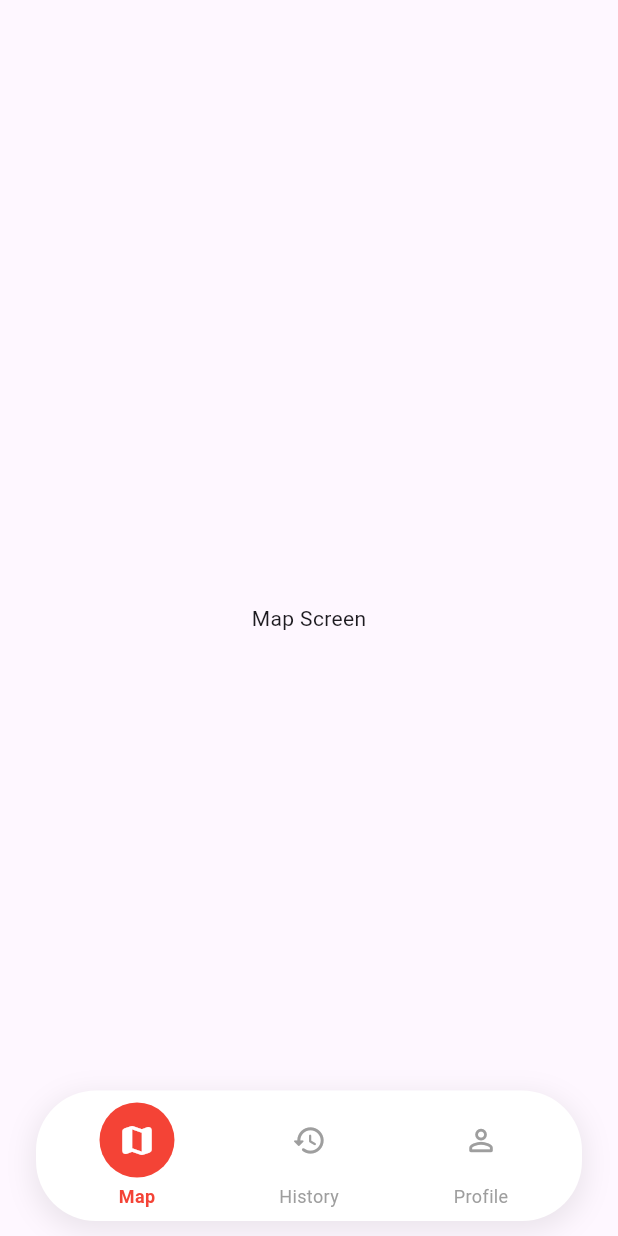
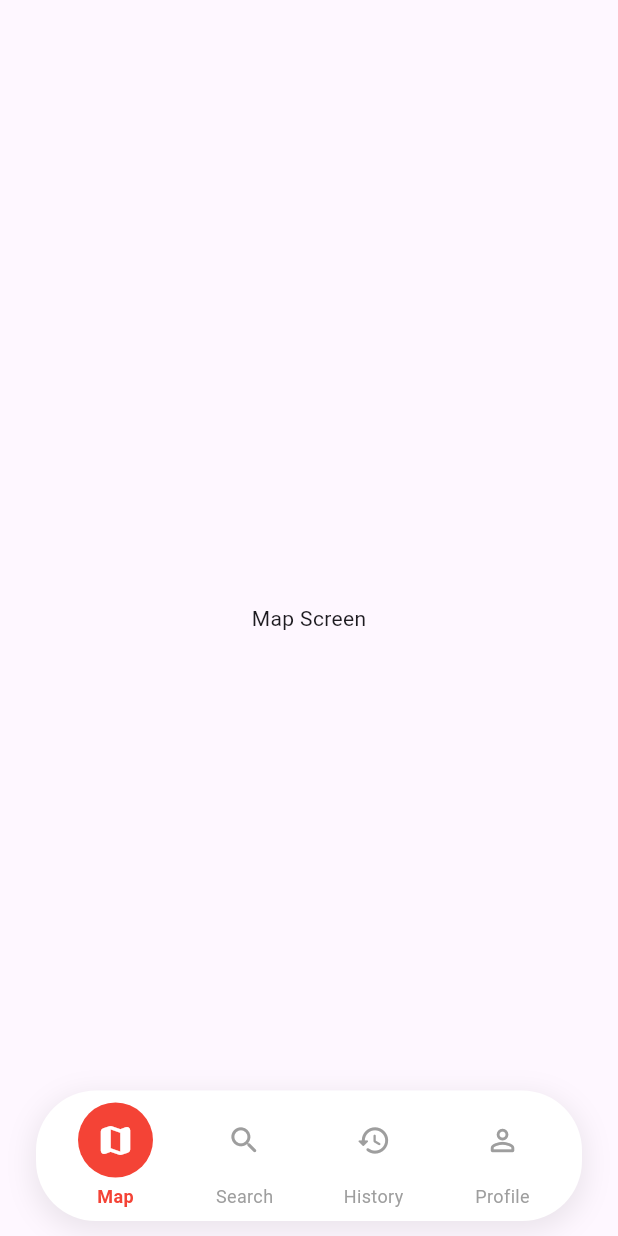
Before and after one commit to luy-virak/VELOUSCAMBO, a Flutter app: the screen it shows after launch, on a phone screen of 412 x 824 dp. Run offline on Flutter 3.47's test engine with Material 3 defaults, Android fonts, the phone set to English and light mode, and no system bars.

Commit message:
Virak - Fix Buttom Navigator and add Search Bar widget

```diff
--- a/lib/ui/widgets/navigation_bar.dart
+++ b/lib/ui/widgets/navigation_bar.dart
@@ -15,6 +15,7 @@ class _AppNavigationBarState extends State<AppNavigationBar> {
 
   final List<Widget> _screens = const [
     MapScreen(),
+    SearchScreen(),
     HistoryScreen(),
     ProfileScreen(),
   ];
@@ -51,22 +52,32 @@ class _AppNavigationBarState extends State<AppNavigationBar> {
               mainAxisAlignment: MainAxisAlignment.spaceAround,
               children: [
                 NavItem(
-                  icon: selectedIndex == 0 ? Icons.map_rounded : Icons.map_outlined,
+                  icon: selectedIndex == 0
+                      ? Icons.map_rounded
+                      : Icons.map_outlined,
                   label: "Map",
                   isSelected: selectedIndex == 0,
                   onTap: () => onTap(0),
                 ),
                 NavItem(
-                  icon: Icons.history_rounded,
-                  label: "History",
+                  icon: Icons.search_rounded,
+                  label: "Search",
                   isSelected: selectedIndex == 1,
                   onTap: () => onTap(1),
                 ),
                 NavItem(
-                  icon: selectedIndex == 2 ? Icons.person_rounded : Icons.person_outline_rounded,
-                  label: "Profile",
+                  icon: Icons.history_rounded,
+                  label: "History",
                   isSelected: selectedIndex == 2,
                   onTap: () => onTap(2),
+                ),
+                NavItem(
+                  icon: selectedIndex == 3
+                      ? Icons.person_rounded
+                      : Icons.person_outline_rounded,
+                  label: "Profile",
+                  isSelected: selectedIndex == 3,
+                  onTap: () => onTap(3),
                 ),
               ],
             ),
```
Also changed, not shown: lib/ui/widgets/stationsearchbar.dart (added, +37 -0 lines).
